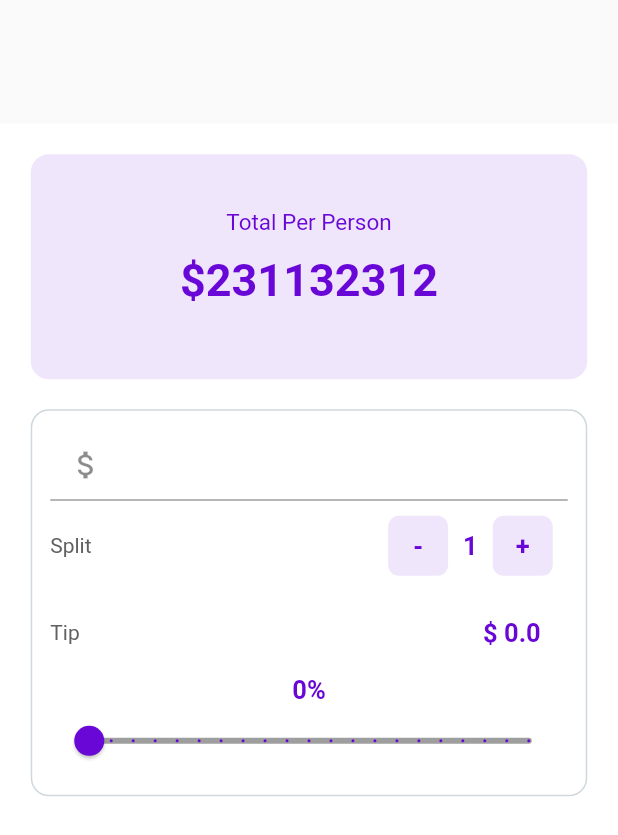
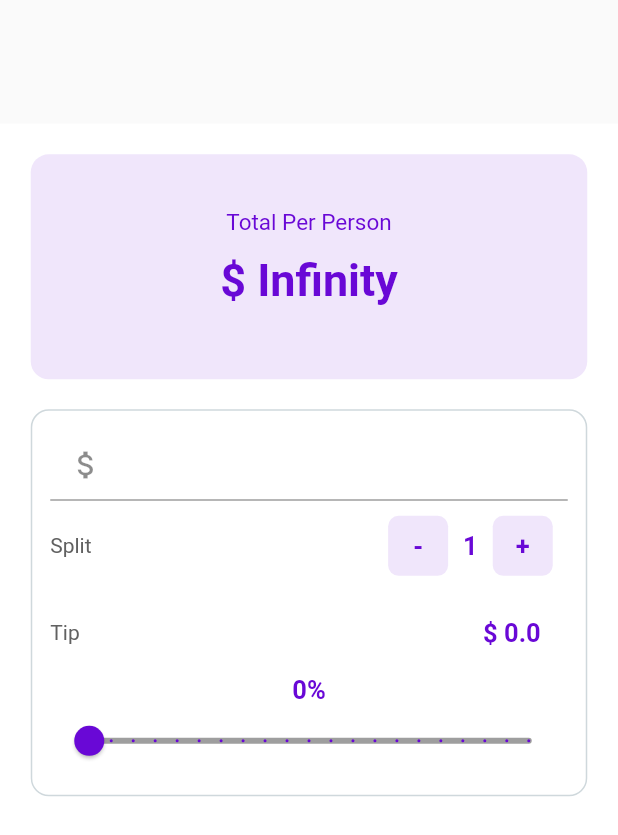
Before and after one commit to anoobishnoob/bill_splitting_app, a Flutter app: the screen it shows after launch, on a phone screen of 412 x 824 dp. Shown: the top 835 px of the screen. Run offline on Flutter 3.47's test engine with Material 2 defaults, Android fonts, the phone set to English and light mode, and no system bars.

Commit message:
Update home.dart
this has bugs all over it but too tired and I am taking a lunch and coffee break

```diff
--- a/lib/UI/home.dart
+++ b/lib/UI/home.dart
@@ -46,7 +46,7 @@ class _BillSplitterState extends State<BillSplitter> {
                     ),),
                     Padding(
                       padding: const EdgeInsets.all(12.0),
-                      child: Text("\$231132312", style: TextStyle(
+                      child: Text("\$ ${calcTotalPerPerson(_billAmount, _personCounter.toDouble(), _tipPercent)}", style: TextStyle(
                           color: _purple,
                           fontWeight: FontWeight.bold,
                           fontSize: 30
@@ -208,7 +208,7 @@ class _BillSplitterState extends State<BillSplitter> {
   calcTotalPerPerson(double totalTip, double billAmount, int splitBy){
     var totalPerPerson = (totalTip + billAmount) / splitBy;
 
-    return totalPerPerson;
+    return totalPerPerson.toStringAsFixed(2);
 
   }
 
```
